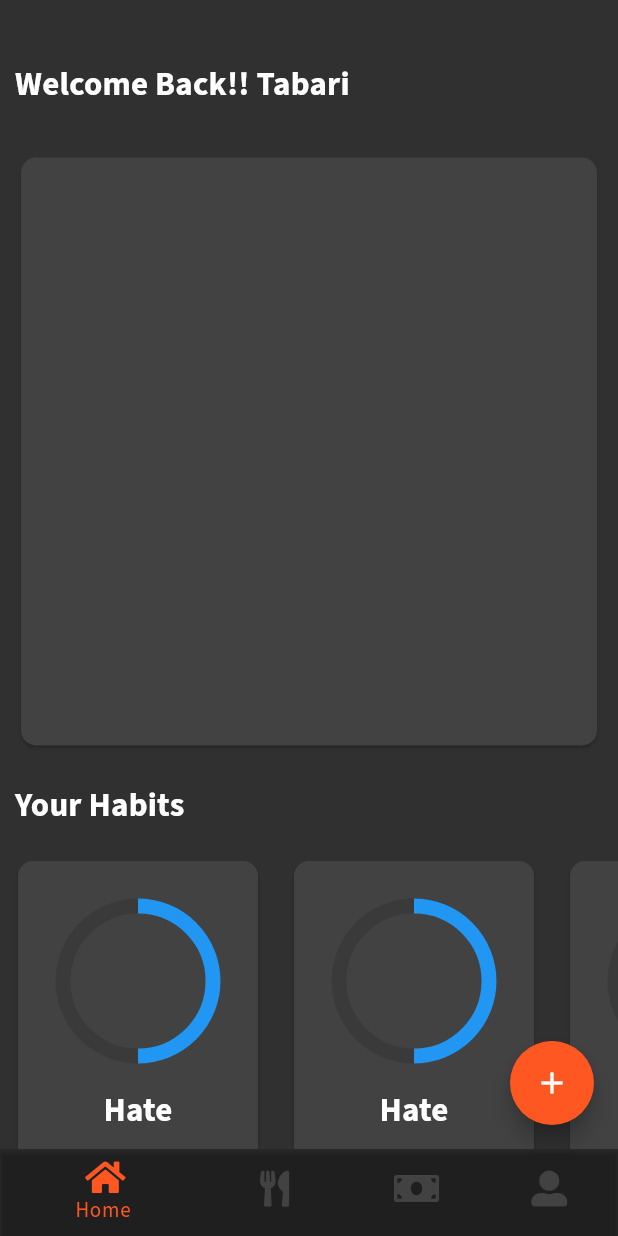
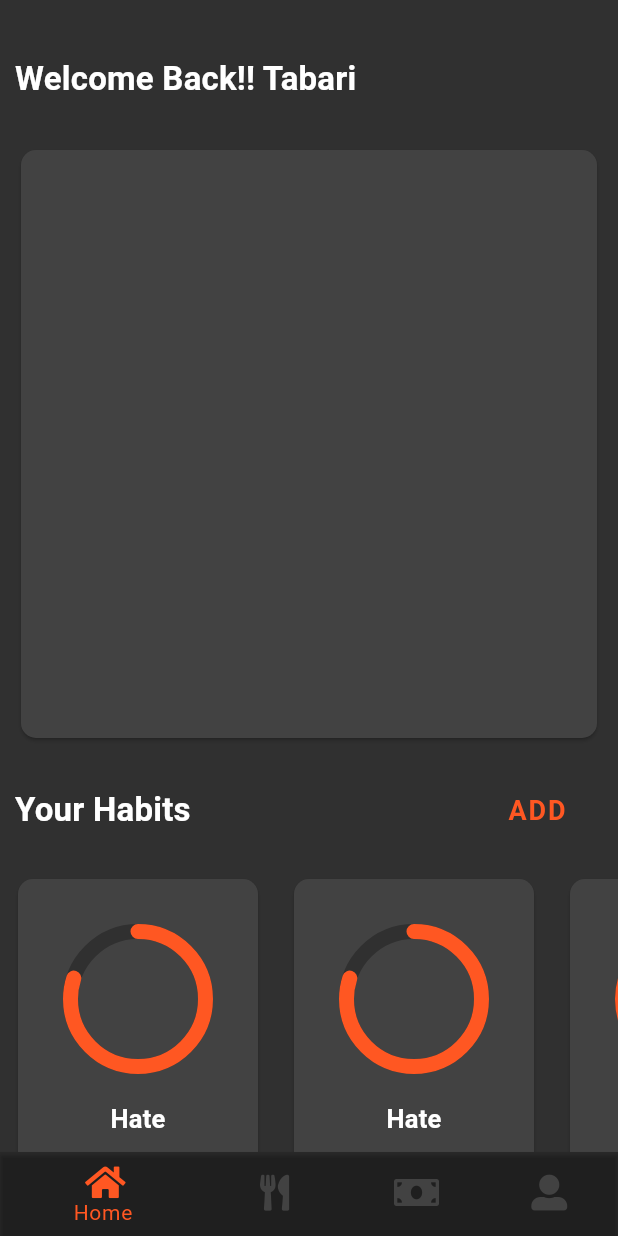
Before and after one commit to trf213/transaction_app_Flutter, a Flutter app: the screen it shows after launch, on a phone screen of 412 x 824 dp. Run offline on Flutter 3.47's test engine with Material 2 defaults, Android fonts, the phone set to English and light mode, and no system bars; drawn by our look-alikes of percent_indicator; our stand-ins replace font_awesome_flutter, google_fonts.

Commit message:
Remove floating action button

```diff
--- a/lib/Pages/HomePage.dart
+++ b/lib/Pages/HomePage.dart
@@ -24,7 +24,13 @@ class HomePage extends StatelessWidget {
                  CalenderCard(),
                    Padding(
                padding: const EdgeInsets.symmetric(vertical:10, horizontal:10),
-               child: Text('Your Habits', style: Theme.of(context).textTheme.headline6,),
+               child: Row(
+                 mainAxisAlignment: MainAxisAlignment.spaceBetween ,
+                 children: [
+                   Text('Your Habits', style: Theme.of(context).textTheme.headline6,),
+                   FlatButton(onPressed: ()=>print('hi'), child: Text('ADD', style:TextStyle(color: Theme.of(context).accentColor),))
+                 ],
+               ),
              ),
                 SizedBox(
                   height: 300,
@@ -35,6 +41,27 @@ class HomePage extends StatelessWidget {
                     itemBuilder: (context, index)=>HabitCard()
                     ),
                 ),
+                Padding(
+               padding: const EdgeInsets.symmetric(vertical:10, horizontal:10),
+               child: Row(
+                 mainAxisAlignment: MainAxisAlignment.spaceBetween ,
+                 children: [
+                   Text('Your Goals', style: Theme.of(context).textTheme.headline6,),
+                   FlatButton(onPressed: ()=>print('hi'), child: Text('ADD', style:TextStyle(color: Theme.of(context).accentColor),))
+                 ],
+               ),
+             ),
+                 Padding(
+                   padding: const EdgeInsets.symmetric(vertical:0, horizontal:10),
+                   child: ListView.builder(
+                      physics: NeverScrollableScrollPhysics(),
+                      scrollDirection: Axis.vertical,
+                      shrinkWrap: true,
+                      itemCount: 10,
+                      itemBuilder: (context, index)=>Card(shape: RoundedRectangleBorder(borderRadius: BorderRadius.circular(10)), child: ListTile(title: Text('Hi'),),)
+                      ),
+                 ),
+
 
                 SizedBox(height: 50,)
           ],),
--- a/lib/Pages/Mainpage.dart
+++ b/lib/Pages/Mainpage.dart
@@ -46,30 +46,7 @@ class _MainPageState extends State<MainPage> {
 
 
 
-      floatingActionButton: [
-        FloatingActionButton(
-        child: Icon(Icons.add),
 
-
-        onPressed: null
-
-      ),
-      FloatingActionButton(
-        child: Icon(Icons.add),
-
-
-        onPressed: null
-
-      ),
-      FloatingActionButton(
-        child: Icon(Icons.add),
-
-
-        onPressed: null
-
-      ),
-      null
-      ].elementAt(_selectedIndex),
       bottomNavigationBar: BottomNavigationBar(
 
         selectedItemColor: Theme.of(context).accentColor,
--- a/lib/widgets/HabitCard.dart
+++ b/lib/widgets/HabitCard.dart
@@ -1,5 +1,5 @@
 import 'package:flutter/material.dart';
-
+import 'package:percent_indicator/circular_percent_indicator.dart';
 class HabitCard extends StatelessWidget {
   const HabitCard({Key key}) : super(key: key);
 
@@ -18,19 +18,19 @@ class HabitCard extends StatelessWidget {
 
               crossAxisAlignment: CrossAxisAlignment.center,
               children: [
-              SizedBox(
-                width: 100,
-                height: 100,
-                child: CircularProgressIndicator(
-                  backgroundColor:Colors.black12,
-                  value:0.5,
-                  strokeWidth: 10,
-                  semanticsValue: '10',
-                ),
+              CircularPercentIndicator(
+                radius: 100,
+                lineWidth: 10,
+                percent: 0.8,
+                circularStrokeCap: CircularStrokeCap.round,
+                progressColor: Theme.of(context).accentColor,
+                backgroundColor: Theme.of(context).scaffoldBackgroundColor,
+
               ),
+
               Padding(
                 padding: const EdgeInsets.all(20.0),
-                child: Text('Hate', style: Theme.of(context).textTheme.headline6,),
+                child: Text('Hate', style: Theme.of(context).textTheme.subtitle1,),
               )
             ],),
           )
--- a/lib/widgets/TransactionCard.dart
+++ b/lib/widgets/TransactionCard.dart
@@ -10,9 +10,10 @@ class TransactionCard extends StatelessWidget {
       child: Card(
         shape: RoundedRectangleBorder(borderRadius: BorderRadius.circular(10)),
         child:ListTile(
+          leading: CircleAvatar(),
           title: Text('Money Nigga'),
           trailing: Text('-\$50.00', style: TextStyle(color: Colors.redAccent, fontWeight: FontWeight.bold),),
-          subtitle: Text('Aug 7th, 2020'),
+          subtitle: Text('Aug 7th, 2020', style: Theme.of(context).textTheme.bodyText1,),
         )
       ),
     );
--- a/pubspec.yaml
+++ b/pubspec.yaml
@@ -20,6 +20,9 @@ dependencies:
   provider: ^4.0.4
   font_awesome_flutter: ^8.8.1
   google_fonts: ^1.1.0
+  percent_indicator: ^2.1.6
+  fl_chart: ^0.11.1
+
   flutter:
     sdk: flutter
 
```
Also changed, not shown: lib/Utilities/Resources.dart (added, +11 -0 lines), lib/Utilities/constants.dart (+13 -13 lines), lib/widgets/JournalCard.dart (added, +24 -0 lines), pubspec.lock.
